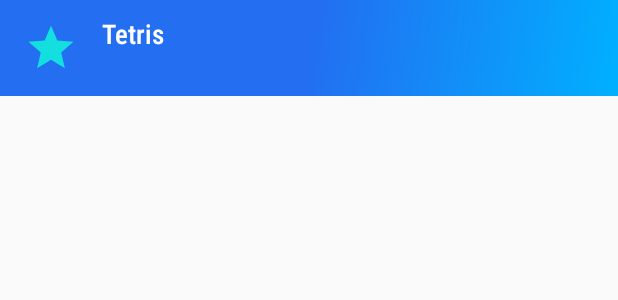
After one commit to AlinaStepanova/BrickGame, an Android app: the layout notification_custom_view.xml on its own in the app's theme, with its tools: preview values and no code run, on a phone screen of 412 x 824 dp. The commit adds this screen. Shown: the top 300 px of the screen. Run offline under Robolectric (Android 15) with nearby library versions, the phone set to English and light mode, and no system bars.

Commit message:
create custom view for notification

```diff
--- a/app/src/main/java/com/example/alina/tetris/utils/NotificationUtil.java
+++ b/app/src/main/java/com/example/alina/tetris/utils/NotificationUtil.java
@@ -1,10 +1,13 @@
 package com.example.alina.tetris.utils;
 
+import android.app.Notification;
 import android.app.PendingIntent;
 import android.content.Context;
 import android.content.Intent;
+import android.os.Build;
 import android.support.v4.app.NotificationCompat;
 import android.support.v4.app.NotificationManagerCompat;
+import android.widget.RemoteViews;
 
 import com.example.alina.tetris.R;
 import com.example.alina.tetris.activities.ScoreActivity;
@@ -30,19 +33,26 @@
         pendingIntent = PendingIntent.getActivity(context, 0, intent, 0);
     }
 
-    private NotificationCompat.Builder getNotificationBuilder() {
-        return new NotificationCompat.Builder(context, CHANNEL_ID)
+    private Notification getNotificationBuilder() {
+        RemoteViews views = new RemoteViews(context.getPackageName(), R.layout.notification_custom_view);
+        views.setTextViewText(R.id.tvAlarmReason, context.getString(R.string.congrats_sub_title)
+                + " - " + score + " " + context.getString(R.string.points_notification_text));
+        NotificationCompat.Builder builder = new NotificationCompat.Builder(context, CHANNEL_ID)
                 .setSmallIcon(R.drawable.ic_star)
                 .setContentTitle(context.getString(R.string.new_score_notification_title))
-                .setContentText(context.getString(R.string.congrats_sub_title) + " - " + score + " "
-                        + context.getString(R.string.points_notification_text))
                 .setPriority(NotificationCompat.PRIORITY_DEFAULT)
                 .setContentIntent(pendingIntent)
+                .setContent(views)
                 .setAutoCancel(true);
+
+        if (Build.VERSION.SDK_INT >= Build.VERSION_CODES.M) {
+            builder.setColor(context.getColor(R.color.colorPrimary));
+        }
+        return builder.build();
     }
 
     public void createNotification() {
         NotificationManagerCompat notificationManager = NotificationManagerCompat.from(context);
-        notificationManager.notify(NOTIFICATION_ID, getNotificationBuilder().build());
+        notificationManager.notify(NOTIFICATION_ID, getNotificationBuilder());
     }
 }
--- /dev/null
+++ b/app/src/main/res/drawable/gradient_shape.xml
@@ -0,0 +1,10 @@
+<?xml version="1.0" encoding="utf-8"?>
+<shape xmlns:android="http://schemas.android.com/apk/res/android">
+    <solid android:color="@color/mainColor"/>
+
+    <gradient
+        android:angle="315"
+        android:startColor="@color/gradient"
+        android:centerColor="@color/gradient"
+        android:endColor="@color/colorPrimary"/>
+</shape>
--- a/app/src/main/res/drawable/ic_star.xml
+++ b/app/src/main/res/drawable/ic_star.xml
@@ -4,6 +4,6 @@
         android:viewportWidth="24.0"
         android:viewportHeight="24.0">
     <path
-        android:fillColor="#FF000000"
+        android:fillColor="@color/colorAccent"
         android:pathData="M12,17.27L18.18,21l-1.64,-7.03L22,9.24l-7.19,-0.61L12,2 9.19,8.63 2,9.24l5.46,4.73L5.82,21z"/>
 </vector>
--- /dev/null
+++ b/app/src/main/res/layout/notification_custom_view.xml
@@ -0,0 +1,42 @@
+<?xml version="1.0" encoding="utf-8"?>
+<LinearLayout xmlns:android="http://schemas.android.com/apk/res/android"
+              android:id="@+id/root"
+              android:layout_width="match_parent"
+              android:layout_height="64dp"
+              android:backgroundTintMode="src_over"
+              android:background="@drawable/gradient_shape"
+              android:orientation="horizontal">
+
+    <ImageView
+        android:layout_width="@dimen/midMargin"
+        android:layout_height="@dimen/midMargin"
+        android:layout_gravity="center_vertical"
+        android:layout_margin="@dimen/smallMargin"
+        android:src="@drawable/ic_star" />
+
+    <LinearLayout
+        android:layout_width="wrap_content"
+        android:layout_height="match_parent"
+        android:orientation="vertical">
+
+        <TextView
+            android:layout_width="wrap_content"
+            android:layout_height="wrap_content"
+            android:layout_marginTop="@dimen/mainMargin"
+            android:fontFamily="sans-serif-condensed-medium"
+            android:text="@string/app_name"
+            android:textAppearance="@style/TextAppearance.Compat.Notification.Title"
+            android:textColor="@color/white"
+            android:textSize="@dimen/textSize18" />
+
+        <TextView
+            android:id="@+id/tvAlarmReason"
+            android:fontFamily="sans-serif-condensed-light"
+            android:layout_width="wrap_content"
+            android:layout_height="wrap_content"
+            android:textAppearance="@style/TextAppearance.Compat.Notification.Info"
+            android:textColor="@color/white"
+            android:textSize="@dimen/textSize12" />
+
+    </LinearLayout>
+</LinearLayout>
--- a/app/src/main/res/values/dimens.xml
+++ b/app/src/main/res/values/dimens.xml
@@ -5,12 +5,20 @@
     <dimen name="maxTextSize">24sp</dimen>
     <dimen name="midTextSize">20sp</dimen>
     <dimen name="minTextSize">16sp</dimen>
+    <dimen name="textSize12">12sp</dimen>
+    <dimen name="textSize18">18sp</dimen>
+
     <dimen name="minPadding">4dp</dimen>
     <dimen name="midPadding">20dp</dimen>
-    <dimen name="elevation">10dp</dimen>
+
     <dimen name="mainMargin">10dp</dimen>
+    <dimen name="smallMargin">16dp</dimen>
     <dimen name="maxMargin">40dp</dimen>
+    <dimen name="midMargin">36dp</dimen>
+
     <dimen name="maxRadius">30dp</dimen>
     <dimen name="minRadius">2dp</dimen>
+
+    <dimen name="elevation">10dp</dimen>
     <dimen name="zero_dp">0dp</dimen>
 </resources>
```
